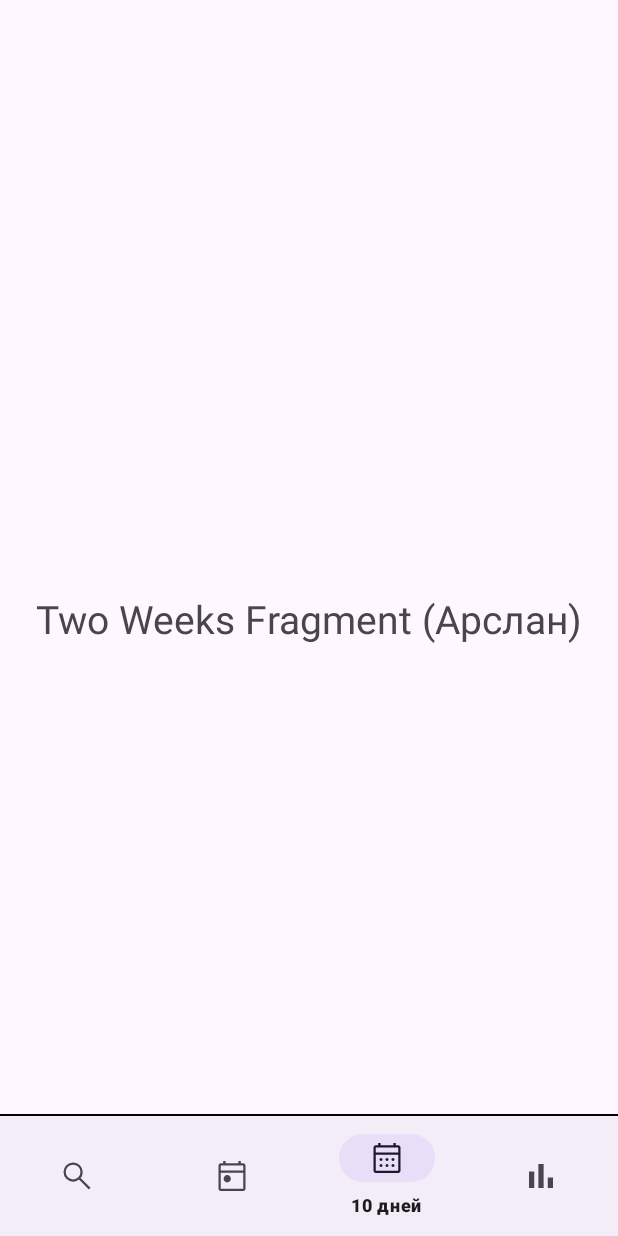
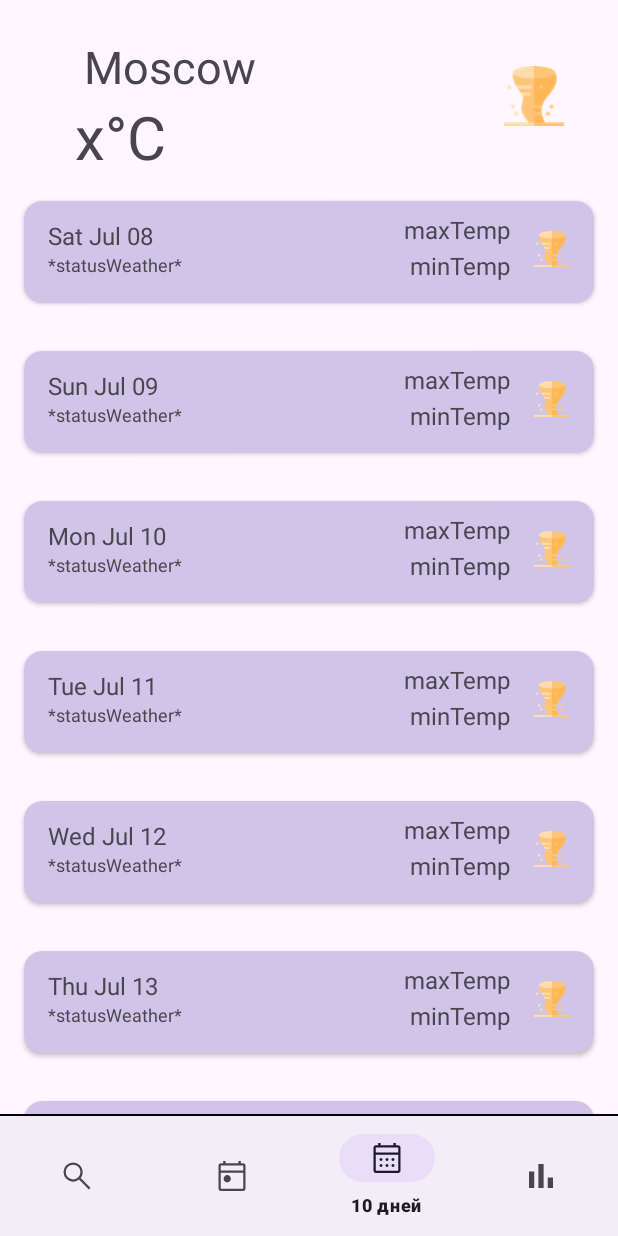
Before and after one commit to Dats-asc/SummerPracticeWeatherApp, an Android app: the screen it shows after launch (MainActivity), item 3 of the bottom bar chosen, on a phone screen of 412 x 824 dp. Run offline under Robolectric (Android 15) with nearby library versions, the phone set to English and light mode, and no system bars; our stand-ins replace navigation-ui.

Commit message:
верстку фрагмента сделал, поменял в названиях файлов TwoWeeksForecast на Days

```diff
--- /dev/null
+++ b/app/src/main/java/com/example/summerpracticeweatherapp/Day.kt
@@ -0,0 +1,5 @@
+package com.example.summerpracticeweatherapp
+data class Day (
+    val name: String,
+    val status: String
+)
--- /dev/null
+++ b/app/src/main/java/com/example/summerpracticeweatherapp/DayAdapter.kt
@@ -0,0 +1,29 @@
+package com.example.summerpracticeweatherapp
+import android.view.LayoutInflater
+import android.view.ViewGroup
+import androidx.recyclerview.widget.RecyclerView
+import com.example.summerpracticeweatherapp.databinding.ItemDayBinding
+
+class DayAdapter(
+    private var list: List<Day>,
+) : RecyclerView.Adapter<DayItem>() {
+
+    override fun onCreateViewHolder(
+        parent: ViewGroup,
+        viewType: Int
+    ): DayItem = DayItem(
+        ItemDayBinding.inflate(
+            LayoutInflater.from(parent.context),
+            parent,
+            false,
+        )
+    )
+
+    override fun onBindViewHolder(holder: DayItem, position: Int) {
+        holder.onBind(list[position])
+    }
+
+    override fun getItemCount(): Int {
+        return list.size
+    }
+}
--- /dev/null
+++ b/app/src/main/java/com/example/summerpracticeweatherapp/DayItem.kt
@@ -0,0 +1,14 @@
+package com.example.summerpracticeweatherapp
+import androidx.recyclerview.widget.RecyclerView
+import com.example.summerpracticeweatherapp.databinding.ItemDayBinding
+
+
+class DayItem(    private val binding: ItemDayBinding
+) : RecyclerView.ViewHolder(binding.root) {
+    fun onBind(day: Day){
+        binding.run{
+            tvTitle.text = day.name
+            tvDesc.text = day.status.toString()
+        }
+    }
+}
--- /dev/null
+++ b/app/src/main/java/com/example/summerpracticeweatherapp/DayRepository.kt
@@ -0,0 +1,14 @@
+package com.example.summerpracticeweatherapp
+import java.text.SimpleDateFormat
+import java.time.LocalDateTime
+import java.util.Calendar
+
+object DayRepository {
+    private val calendar = Calendar.getInstance()
+
+    val list: List<Day> = (0..14).map { index ->
+        calendar.add(Calendar.DAY_OF_YEAR, 1) //нет сегодняшнего дня, начало со след.дня, надо фиксить
+        val date = calendar.time.toString().split(" ").take(3).joinToString(" ")
+        Day(status = "*statusWeather*", name = date)
+    }
+}
--- /dev/null
+++ b/app/src/main/java/com/example/summerpracticeweatherapp/DaysFragment.kt
@@ -0,0 +1,25 @@
+package com.example.summerpracticeweatherapp
+import android.os.Bundle
+import androidx.fragment.app.Fragment
+import android.view.View
+import com.example.summerpracticeweatherapp.databinding.FragmentDaysBinding
+
+class DaysFragment : Fragment(R.layout.fragment_days) {
+    private var binding: FragmentDaysBinding? = null
+    private var adapter: DayAdapter?=null
+    override fun onViewCreated(view: View, savedInstanceState: Bundle?) {
+        super.onViewCreated(view, savedInstanceState)
+        binding = FragmentDaysBinding.bind(view)
+        initAdapter()
+    }
+
+    override fun onDestroyView() {
+        super.onDestroyView()
+        binding = null
+    }
+
+    private fun initAdapter(){
+        adapter = DayAdapter(DayRepository.list)
+        binding?.rvDay?.adapter = adapter
+    }
+}
--- a/app/src/main/java/com/example/summerpracticeweatherapp/TwoWeeksForecastFragment.kt
+++ /dev/null
@@ -1,25 +0,0 @@
-package com.example.summerpracticeweatherapp
-
-import android.os.Bundle
-import androidx.fragment.app.Fragment
-import android.view.LayoutInflater
-import android.view.View
-import android.view.ViewGroup
-import com.example.summerpracticeweatherapp.databinding.FragmentSearchBinding
-import com.example.summerpracticeweatherapp.databinding.FragmentTwoWeeksForecastBinding
-
-
-class TwoWeeksForecastFragment : Fragment(R.layout.fragment_two_weeks_forecast) {
-    var binding : FragmentTwoWeeksForecastBinding? = null
-
-    override fun onViewCreated(view: View, savedInstanceState: Bundle?) {
-        super.onViewCreated(view, savedInstanceState)
-
-        binding = FragmentTwoWeeksForecastBinding.bind(view)
-    }
-
-    override fun onDestroyView() {
-        super.onDestroyView()
-        binding = null
-    }
-}
--- /dev/null
+++ b/app/src/main/res/layout/fragment_days.xml
@@ -0,0 +1,53 @@
+<?xml version="1.0" encoding="utf-8"?>
+<androidx.constraintlayout.widget.ConstraintLayout xmlns:android="http://schemas.android.com/apk/res/android"
+    xmlns:app="http://schemas.android.com/apk/res-auto"
+    xmlns:tools="http://schemas.android.com/tools"
+    android:layout_width="match_parent"
+    android:layout_height="match_parent"
+    tools:context=".DaysFragment">
+    <TextView
+        android:id="@+id/tv_city"
+        android:layout_width="300dp"
+        android:layout_height="wrap_content"
+        android:layout_marginTop="24dp"
+        android:text="@string/currentCity"
+        android:textSize="30sp"
+        app:layout_constraintEnd_toEndOf="parent"
+        app:layout_constraintStart_toStartOf="parent"
+        app:layout_constraintTop_toTopOf="parent" />
+
+    <TextView
+        android:id="@+id/tv_temp"
+        android:layout_width="300dp"
+        android:layout_height="wrap_content"
+        android:layout_marginTop="40dp"
+        android:layout_marginStart="40dp"
+        android:text="@string/currentTemp"
+        android:textSize="40sp"
+        app:layout_constraintEnd_toEndOf="@+id/tv_city"
+        app:layout_constraintHorizontal_bias="0.625"
+        app:layout_constraintStart_toStartOf="parent"
+        app:layout_constraintTop_toTopOf="@+id/tv_city" />
+
+    <ImageView
+        android:id="@+id/iv_icon"
+        android:layout_width="40dp"
+        android:layout_height="40dp"
+        android:layout_marginVertical="20dp"
+        android:layout_marginEnd="-20dp"
+        android:src="@drawable/img"
+        app:layout_constraintEnd_toEndOf="@+id/tv_city"
+        app:layout_constraintTop_toTopOf="@+id/tv_city" />
+
+    <androidx.recyclerview.widget.RecyclerView
+        android:id="@+id/rv_day"
+        app:layoutManager="androidx.recyclerview.widget.LinearLayoutManager"
+        android:layout_width="match_parent"
+        android:layout_height="0dp"
+        app:layout_constraintBottom_toBottomOf="parent"
+        app:layout_constraintTop_toBottomOf="@+id/tv_temp"
+        app:layout_constraintVertical_bias="0.0"
+        tools:itemCount="10"
+        tools:layout_editor_absoluteX="0dp"
+        tools:listitem="@layout/item_day" />
+</androidx.constraintlayout.widget.ConstraintLayout>
--- a/app/src/main/res/layout/fragment_two_weeks_forecast.xml
+++ /dev/null
@@ -1,22 +0,0 @@
-<?xml version="1.0" encoding="utf-8"?>
-<androidx.constraintlayout.widget.ConstraintLayout xmlns:android="http://schemas.android.com/apk/res/android"
-    xmlns:tools="http://schemas.android.com/tools"
-    android:layout_width="match_parent"
-    android:layout_height="match_parent"
-    xmlns:app="http://schemas.android.com/apk/res-auto"
-    tools:context=".TwoWeeksForecastFragment">
-
-    <!-- TODO: Реализовать рабочий RecyclerView
-    TODO: Опирайся по содержанию на 3 экранчик
-    TODO: https://www.figma.com/file/rVZEU4G8CsxgUxCOe6cnK7/Google-Weather-App-Redesign-(Community)?type=design&node-id=0-1&mode=design&t=4Xzz8SsP3yysXUi9-0-->
-    <TextView
-        android:layout_width="wrap_content"
-        android:layout_height="wrap_content"
-        android:textSize="26sp"
-        android:text="@string/two_weeks_fragment"
-        app:layout_constraintTop_toTopOf="parent"
-        app:layout_constraintBottom_toBottomOf="parent"
-        app:layout_constraintLeft_toLeftOf="parent"
-        app:layout_constraintRight_toRightOf="parent"/>
-
-</androidx.constraintlayout.widget.ConstraintLayout>
--- /dev/null
+++ b/app/src/main/res/layout/item_day.xml
@@ -0,0 +1,74 @@
+<?xml version="1.0" encoding="utf-8"?>
+<androidx.cardview.widget.CardView xmlns:android="http://schemas.android.com/apk/res/android"
+    xmlns:tools="http://schemas.android.com/tools"
+    xmlns:app="http://schemas.android.com/apk/res-auto"
+    android:layout_width="match_parent"
+    android:layout_height="68dp"
+    android:layout_margin="16dp"
+    app:cardBackgroundColor="#D1C4E9"
+    app:cardCornerRadius="12dp">
+    <androidx.constraintlayout.widget.ConstraintLayout
+        android:layout_width="match_parent"
+        android:layout_height="wrap_content">
+
+
+        <TextView
+            android:id="@+id/tv_title"
+            android:layout_width="0dp"
+            android:layout_height="wrap_content"
+            android:layout_marginHorizontal="16dp"
+            android:layout_marginTop="12dp"
+            android:text="dayOfWeek"
+            android:textSize="16sp"
+            app:layout_constraintBottom_toTopOf="@id/tv_desc"
+            app:layout_constraintEnd_toEndOf="parent"
+            app:layout_constraintStart_toStartOf="parent"
+            app:layout_constraintTop_toTopOf="parent" />
+
+        <TextView
+            android:id="@+id/tv_desc"
+            android:layout_width="0dp"
+            android:layout_height="wrap_content"
+            android:layout_marginTop="8dp"
+            android:text="statusWeather"
+            android:textSize="12sp"
+            app:layout_constraintBottom_toBottomOf="parent"
+            app:layout_constraintEnd_toEndOf="@+id/tv_title"
+            app:layout_constraintStart_toStartOf="@+id/tv_title"
+            app:layout_constraintTop_toTopOf="@+id/tv_title" />
+
+        <TextView
+            android:id="@+id/tv_maxTemp"
+            android:layout_width="0dp"
+            android:layout_height="wrap_content"
+            android:layout_marginHorizontal="16dp"
+            android:layout_marginTop="-4dp"
+            android:layout_marginEnd="40dp"
+            android:text="maxTemp"
+            android:textSize="16sp"
+            app:layout_constraintEnd_toEndOf="@+id/tv_title"
+            app:layout_constraintTop_toTopOf="@+id/tv_title" />
+        <TextView
+            android:id="@+id/tv_minTemp"
+            android:layout_width="0dp"
+            android:layout_height="wrap_content"
+            android:layout_marginHorizontal="16dp"
+            android:layout_marginTop="20dp"
+            android:layout_marginEnd="40dp"
+            android:text="minTemp"
+            android:textSize="16sp"
+            app:layout_constraintEnd_toEndOf="@+id/tv_title"
+            app:layout_constraintTop_toTopOf="@+id/tv_title" />
+
+        <ImageView
+            android:id="@+id/iv_icon"
+            android:layout_width="24dp"
+            android:layout_height="24dp"
+            android:layout_marginTop="12dp"
+            android:layout_marginEnd="-40dp"
+            android:src="@drawable/img"
+            app:layout_constraintEnd_toEndOf="@+id/tv_maxTemp"
+            app:layout_constraintTop_toTopOf="@+id/tv_maxTemp" />
+
+    </androidx.constraintlayout.widget.ConstraintLayout>
+</androidx.cardview.widget.CardView>
--- a/app/src/main/res/navigation/navigation_graph.xml
+++ b/app/src/main/res/navigation/navigation_graph.xml
@@ -14,7 +14,7 @@
             android:id="@+id/action_searchFragment_to_todayForecastFragment"
             app:destination="@id/todayForecastFragment" />
         <action
-            android:id="@+id/action_searchFragment_to_twoWeeksForecastFragment"
+            android:id="@+id/action_searchFragment_to_daysFragment"
             app:destination="@id/twoWeeksForecastFragment" />
         <action
             android:id="@+id/action_searchFragment_to_graphForecastFragment"
@@ -29,7 +29,7 @@
             android:id="@+id/action_graphForecastFragment_to_todayForecastFragment"
             app:destination="@id/todayForecastFragment" />
         <action
-            android:id="@+id/action_graphForecastFragment_to_twoWeeksForecastFragment"
+            android:id="@+id/action_graphForecastFragment_to_daysFragment"
             app:destination="@id/twoWeeksForecastFragment" />
         <action
             android:id="@+id/action_graphForecastFragment_to_searchFragment"
@@ -41,7 +41,7 @@
         android:label="fragment_today_forecast"
         tools:layout="@layout/fragment_today_forecast" >
         <action
-            android:id="@+id/action_todayForecastFragment_to_twoWeeksForecastFragment"
+            android:id="@+id/action_todayForecastFragment_to_daysFragment"
             app:destination="@id/twoWeeksForecastFragment" />
         <action
             android:id="@+id/action_todayForecastFragment_to_graphForecastFragment"
@@ -52,9 +52,9 @@
     </fragment>
     <fragment
         android:id="@+id/twoWeeksForecastFragment"
-        android:name="com.example.summerpracticeweatherapp.TwoWeeksForecastFragment"
+        android:name="com.example.summerpracticeweatherapp.DaysFragment"
         android:label="fragment_two_weeks_forecast"
-        tools:layout="@layout/fragment_two_weeks_forecast" >
+        tools:layout="@layout/fragment_days" >
         <action
             android:id="@+id/action_twoWeeksForecastFragment_to_graphForecastFragment"
             app:destination="@id/graphForecastFragment" />
--- a/app/src/main/res/values/strings.xml
+++ b/app/src/main/res/values/strings.xml
@@ -9,4 +9,7 @@
     <string name="hello_blank_fragment">Hello blank fragment</string>
     <string name="two_weeks_fragment">Two Weeks Fragment (Арслан)</string>
     <string name="graph_fragment">Graph Fragment (Азат)</string>
+    <string name="town">Moscow\n</string>
+    <string name="currentCity">Moscow</string>
+    <string name="currentTemp">x°C </string>
 </resources>
```
Also changed, not shown: app/src/main/res/drawable/img.png (added).
